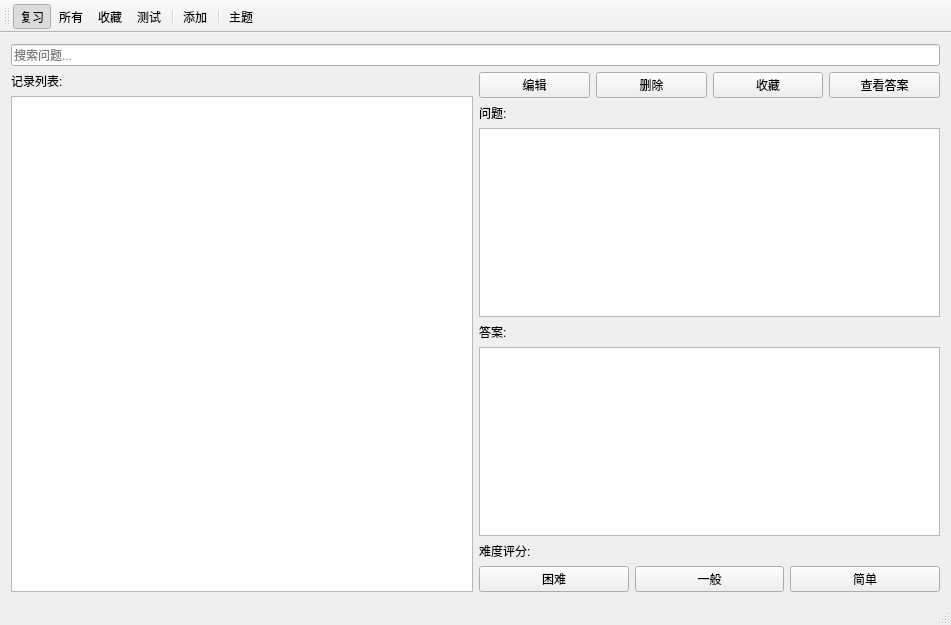
First picture: the form in reviewapp.ui, repository MornVenus/ReviewApp, before the edit.
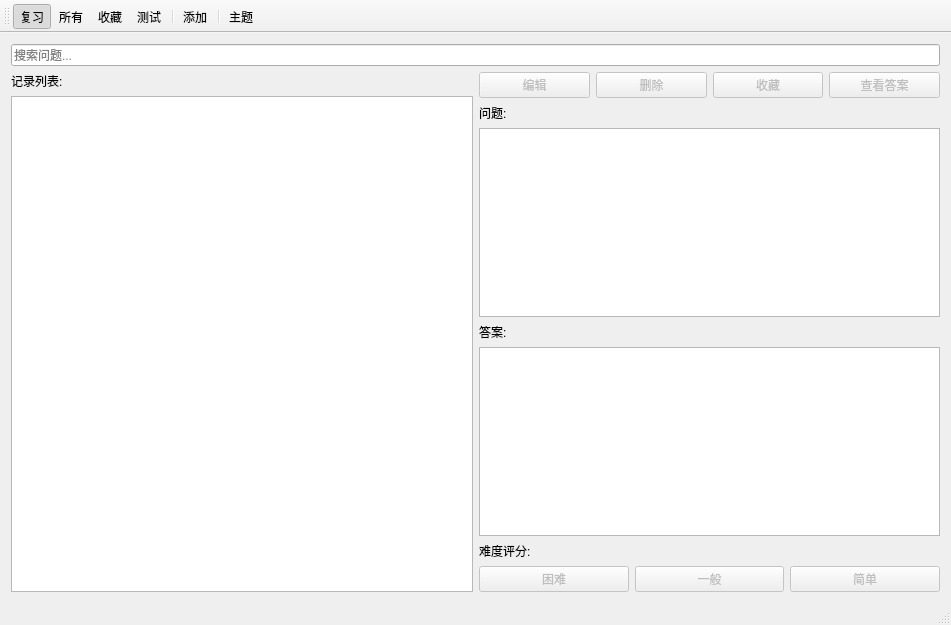
Second picture: the form after the edit.

Commit message: 优化用户体验：根据选择的卡片更新卡片详细信息控件的状态

The edit to the form file:
```diff
--- a/reviewapp.ui
+++ b/reviewapp.ui
@@ -44,6 +44,12 @@
          <layout class="QHBoxLayout" name="horizontalLayout_2">
           <item>
            <widget class="QPushButton" name="editBtn">
+            <property name="enabled">
+             <bool>false</bool>
+            </property>
+            <property name="cursor">
+             <cursorShape>PointingHandCursor</cursorShape>
+            </property>
             <property name="text">
              <string>编辑</string>
             </property>
@@ -51,6 +57,12 @@
           </item>
           <item>
            <widget class="QPushButton" name="deleteBtn">
+            <property name="enabled">
+             <bool>false</bool>
+            </property>
+            <property name="cursor">
+             <cursorShape>PointingHandCursor</cursorShape>
+            </property>
             <property name="text">
              <string>删除</string>
             </property>
@@ -58,6 +70,12 @@
           </item>
           <item>
            <widget class="QPushButton" name="favBtn">
+            <property name="enabled">
+             <bool>false</bool>
+            </property>
+            <property name="cursor">
+             <cursorShape>PointingHandCursor</cursorShape>
+            </property>
             <property name="text">
              <string>收藏</string>
             </property>
@@ -68,6 +86,12 @@
           </item>
           <item>
            <widget class="QPushButton" name="viewAnswerBtn">
+            <property name="enabled">
+             <bool>false</bool>
+            </property>
+            <property name="cursor">
+             <cursorShape>PointingHandCursor</cursorShape>
+            </property>
             <property name="text">
              <string>查看答案</string>
             </property>
@@ -117,6 +141,12 @@
          <layout class="QHBoxLayout" name="horizontalLayout">
           <item>
            <widget class="QPushButton" name="hardBtn">
+            <property name="enabled">
+             <bool>false</bool>
+            </property>
+            <property name="cursor">
+             <cursorShape>PointingHandCursor</cursorShape>
+            </property>
             <property name="text">
              <string>困难</string>
             </property>
@@ -124,6 +154,12 @@
           </item>
           <item>
            <widget class="QPushButton" name="normalBtn">
+            <property name="enabled">
+             <bool>false</bool>
+            </property>
+            <property name="cursor">
+             <cursorShape>PointingHandCursor</cursorShape>
+            </property>
             <property name="text">
              <string>一般</string>
             </property>
@@ -131,6 +167,12 @@
           </item>
           <item>
            <widget class="QPushButton" name="easyBtn">
+            <property name="enabled">
+             <bool>false</bool>
+            </property>
+            <property name="cursor">
+             <cursorShape>PointingHandCursor</cursorShape>
+            </property>
             <property name="text">
              <string>简单</string>
             </property>
```
The commit also changes 2 other files.
